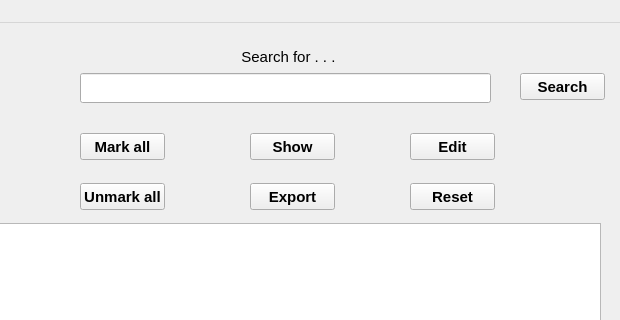
The window that gui_data/frm_main_window.ui (kowmang/Eqsl_Program) describes before a commit, drawn with Qt 5; both pictures show x 440 to 1060 and y 0 to 320 of the 1060 by 700 pixel window.
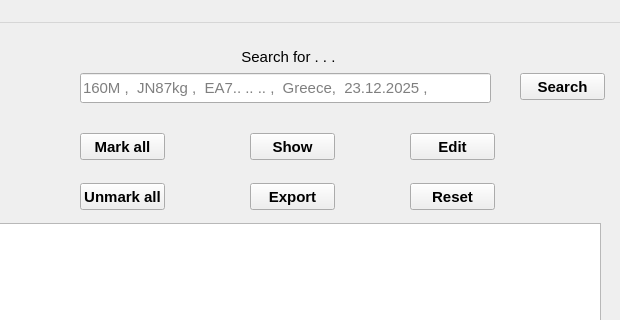
The same window after the commit.

```diff
--- a/gui_data/frm_main_window.ui
+++ b/gui_data/frm_main_window.ui
@@ -34,6 +34,9 @@
       <height>30</height>
      </rect>
     </property>
+    <property name="placeholderText">
+     <string>160M ,  JN87kg ,  EA7.. .. .. ,  Greece,  23.12.2025 ,</string>
+    </property>
    </widget>
    <widget class="QLabel" name="lb_searchfield_main">
     <property name="geometry">
```
